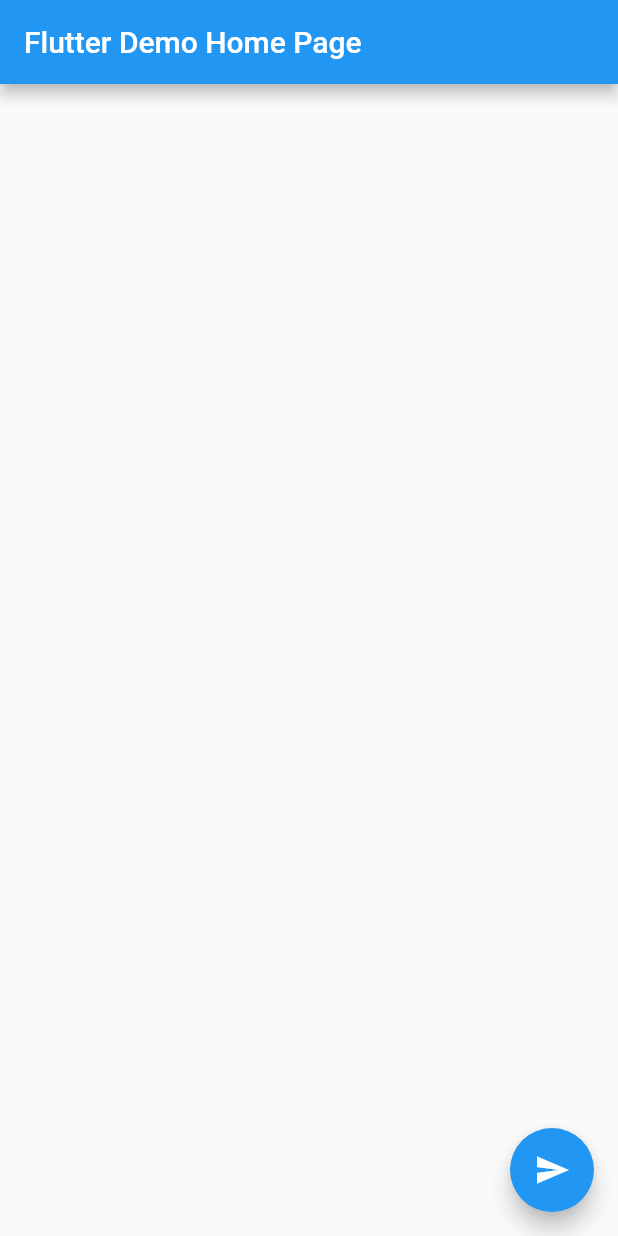
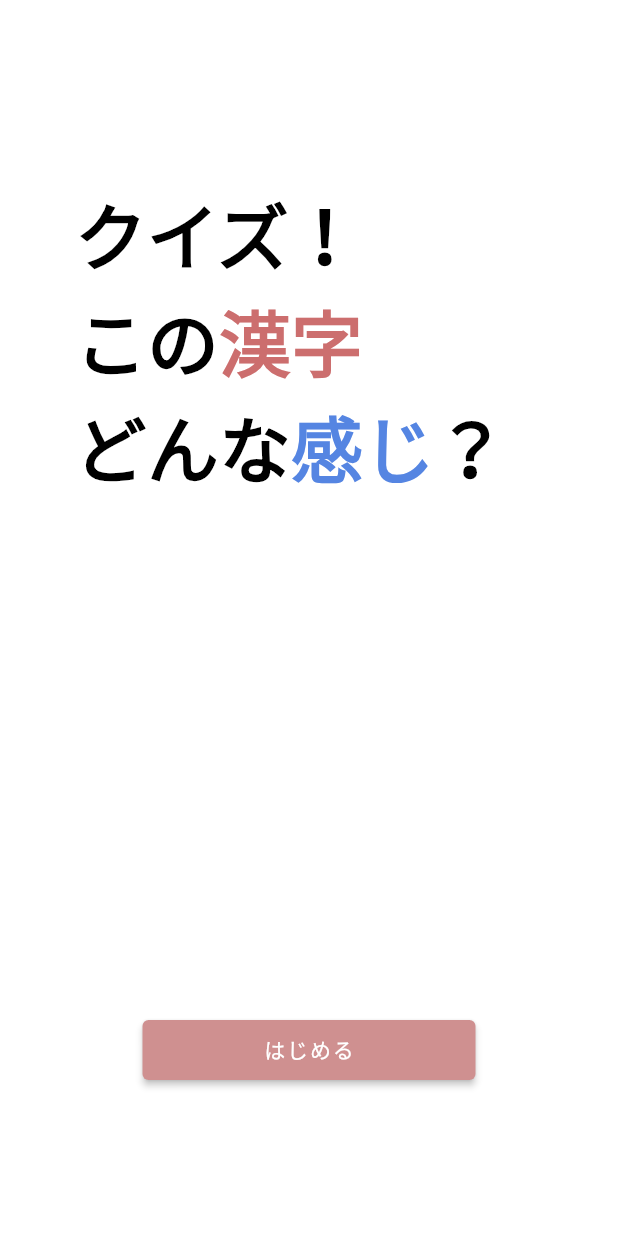
Before and after one commit to Tanesan/spajam2022, a Flutter app: the screen it shows after launch, on a phone screen of 412 x 824 dp. Run offline on Flutter 3.47's test engine with Material 2 defaults, Android fonts, the phone set to English and light mode, and no system bars; our stand-ins replace google_fonts.

Commit message:
トップページの作成

```diff
--- a/lib/app.dart
+++ b/lib/app.dart
@@ -1,7 +1,8 @@
 import 'package:flutter/material.dart';
+import 'package:spajam2022/ui/pages/chose_room.dart';
 import 'package:spajam2022/ui/styles/app_color.dart';
-
-import 'ui/pages/my_home_page.dart';
+import 'package:google_fonts/google_fonts.dart';
+import 'ui/pages/top_page.dart';
 
 class MyApp extends StatelessWidget {
   const MyApp({super.key});
@@ -10,10 +11,80 @@ class MyApp extends StatelessWidget {
   Widget build(BuildContext context) {
     return MaterialApp(
       title: 'Flutter Demo',
-      theme: ThemeData(
-        primarySwatch: AppColor.primary,
-      ),
-      home: const MyHomePage(title: 'Flutter Demo Home Page'),
+      theme: ThemeData.from(
+          colorScheme:ColorScheme.light(primary: Color(0xffFC7D3C), background: Color(0xfff2f2f7)),
+          textTheme: TextTheme(
+            headline1: GoogleFonts.shipporiMincho(
+                fontSize: 96,
+                fontWeight: FontWeight.w300,
+                letterSpacing: -1.5
+            ),
+            headline2: GoogleFonts.shipporiMincho(
+                fontSize: 60,
+                fontWeight: FontWeight.w300,
+                letterSpacing: -0.5
+            ),
+            headline3: GoogleFonts.shipporiMincho(
+                fontSize: 48,
+                color: Colors.black,
+                fontWeight: FontWeight.w600
+            ),
+            headline4: GoogleFonts.shipporiMincho(
+                fontSize: 28,
+                color: Colors.black,
+                fontWeight: FontWeight.w800,
+                letterSpacing: 0.25
+            ),
+            headline5: GoogleFonts.shipporiMincho(
+                fontSize: 24,
+                fontWeight: FontWeight.w400
+            ),
+            headline6: GoogleFonts.shipporiMincho(
+                fontSize: 22,
+                fontWeight: FontWeight.w800,
+                letterSpacing: 0.15
+            ),
+            subtitle1: GoogleFonts.shipporiMincho(
+                fontSize: 18,
+                fontWeight: FontWeight.w800,
+                letterSpacing: 0.15
+            ),
+            subtitle2: GoogleFonts.shipporiMincho(
+                fontSize: 14,
+                fontWeight: FontWeight.w500,
+                letterSpacing: 0.1
+            ),
+            bodyText1: GoogleFonts.shipporiMincho(
+                fontSize: 16,
+                fontWeight: FontWeight.w600,
+                letterSpacing: 0.5
+            ),
+            bodyText2: GoogleFonts.shipporiMincho(
+                fontSize: 14,
+                fontWeight: FontWeight.w400,
+                letterSpacing: 0.25
+            ),
+            button: GoogleFonts.shipporiMincho(
+                fontSize: 14,
+                fontWeight: FontWeight.w500,
+                letterSpacing: 1.25
+            ),
+            caption: GoogleFonts.shipporiMincho(
+                fontSize: 19,
+                color: Color(0xffD26919),
+                fontWeight: FontWeight.w600,
+                letterSpacing: 0.4
+            ),
+            overline: GoogleFonts.shipporiMincho(
+                fontSize: 10,
+                fontWeight: FontWeight.w400,
+                letterSpacing: 1.5
+            ),
+          )),
+      home: const TopPage(),
+    routes: <String, WidgetBuilder>{
+      '/home': (BuildContext context) => HomePage(),
+    }
     );
   }
 }
--- a/lib/ui/pages/my_home_page.dart
+++ /dev/null
@@ -1,50 +0,0 @@
-import 'package:flutter/material.dart';
-import 'package:spajam2022/constants.dart';
-
-import '../../services/websocket_service.dart';
-
-class MyHomePage extends StatefulWidget {
-  const MyHomePage({super.key, required this.title});
-
-  final String title;
-
-  @override
-  State<MyHomePage> createState() => _MyHomePageState();
-}
-
-class _MyHomePageState extends State<MyHomePage> {
-  final websocketService = WebsocketService(Constants.websocketEndpoint);
-
-  @override
-  void dispose() {
-    websocketService.close();
-    super.dispose();
-  }
-
-  @override
-  Widget build(BuildContext context) {
-    return Scaffold(
-      appBar: AppBar(
-        title: Text(widget.title),
-      ),
-      body: Center(
-        child: Column(
-          mainAxisAlignment: MainAxisAlignment.center,
-          children: [
-            StreamBuilder(
-              stream: websocketService.listen(),
-              builder: (context, snapshot) {
-                return Text(snapshot.hasData ? '${snapshot.data}' : '');
-              },
-            )
-          ],
-        ),
-      ),
-      floatingActionButton: FloatingActionButton(
-        onPressed: () => websocketService.send("Hello"),
-        tooltip: 'Send Hello',
-        child: const Icon(Icons.send),
-      ),
-    );
-  }
-}
--- /dev/null
+++ b/lib/ui/pages/top_page.dart
@@ -0,0 +1,67 @@
+import 'package:flutter/material.dart';
+import 'package:spajam2022/ui/components/increment_button.dart';
+
+
+
+class TopPage extends StatefulWidget {
+  const TopPage({Key? key}) : super(key: key);
+
+  @override
+  State<TopPage> createState() => _TopPageState();
+}
+
+class _TopPageState extends State<TopPage> {
+
+  @override
+  Widget build(BuildContext context) {
+    return Scaffold(
+        body: Center(
+      child: Padding(
+        padding: EdgeInsets.fromLTRB(0, 120, 0, 0),
+        child: Column(
+          mainAxisAlignment: MainAxisAlignment.spaceBetween,
+          children: [
+            Padding(
+              padding: EdgeInsets.fromLTRB(50, 0, 0, 0),
+              child: Column(
+                crossAxisAlignment: CrossAxisAlignment.start,
+                children: <Widget>[
+                  Text('クイズ！', style: Theme.of(context).textTheme.headline3),
+                  Row(
+                    children: [
+                      Text('この', style: Theme.of(context).textTheme.headline3),
+                      Text('漢字', style: Theme.of(context).textTheme.headline3?.copyWith(color: Color(0xffFCC6E6E))),
+                    ],
+                  ),
+                  Row(
+                    children: [
+                      Text('どんな', style: Theme.of(context).textTheme.headline3),
+                      Text('感じ', style: Theme.of(context).textTheme.headline3?.copyWith(color: Color(0xff5585E2))),
+                      Text('？', style: Theme.of(context).textTheme.headline3),
+                    ],
+                  )
+                ],
+              ),
+            ),
+            Padding(
+              padding: EdgeInsets.fromLTRB(0, 0, 0, 100),
+              child: Center(
+                child: ElevatedButton(
+                  child: Container(
+                      width: 190,
+                      height: 40,
+                      child: Center(child: Text('はじめる'))),
+                  style: ElevatedButton.styleFrom(
+                    primary: Color(0xffCF9090),
+                    onPrimary: Colors.white,
+                  ),
+                  onPressed: () {Navigator.of(context).pushNamed('/home');},
+                ),
+              ),
+            ),
+          ],
+        ),
+      ),
+    ));
+  }
+}
--- a/pubspec.yaml
+++ b/pubspec.yaml
@@ -48,6 +48,7 @@ dev_dependencies:
   # package. See that file for information about deactivating specific lint
   # rules and activating additional ones.
   flutter_lints: ^2.0.0
+  google_fonts: ^3.0.1
 
 # For information on the generic Dart part of this file, see the
 # following page: https://dart.dev/tools/pub/pubspec
```
Also changed, not shown: lib/ui/pages/chose_room.dart (added, +86 -0 lines), pubspec.lock, 4 other files.
